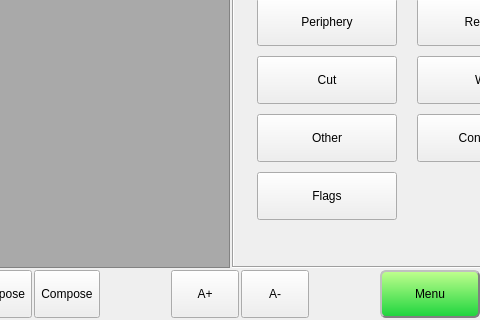
First picture: the form in hcinstruction/ichcinstructionpageframe.ui, repository dongdong-2009/3-5AxisRobot, before the edit; both pictures show x 252 to 732 and y 126 to 446 of the 836 by 446 pixel window.
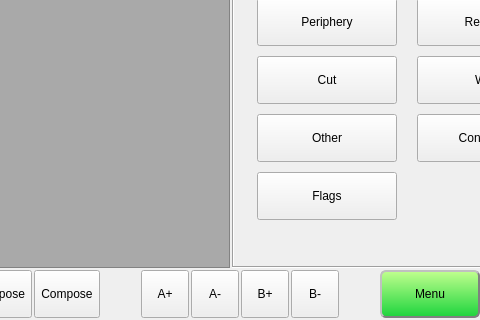
Second picture: the form after the edit. Icons and pictures are not drawn.

Patch:
```diff
--- a/hcinstruction/ichcinstructionpageframe.ui
+++ b/hcinstruction/ichcinstructionpageframe.ui
@@ -855,43 +855,6 @@
        </property>
       </spacer>
      </item>
-     <item>
-      <widget class="QToolButton" name="aPlusBtn">
-       <property name="sizePolicy">
-        <sizepolicy hsizetype="Preferred" vsizetype="Preferred">
-         <horstretch>0</horstretch>
-         <verstretch>0</verstretch>
-        </sizepolicy>
-       </property>
-       <property name="minimumSize">
-        <size>
-         <width>68</width>
-         <height>48</height>
-        </size>
-       </property>
-       <property name="maximumSize">
-        <size>
-         <width>16777215</width>
-         <height>48</height>
-        </size>
-       </property>
-       <property name="text">
-        <string>A+</string>
-       </property>
-       <property name="iconSize">
-        <size>
-         <width>32</width>
-         <height>32</height>
-        </size>
-       </property>
-       <property name="toolButtonStyle">
-        <enum>Qt::ToolButtonTextBesideIcon</enum>
-       </property>
-       <property name="arrowType">
-        <enum>Qt::NoArrow</enum>
-       </property>
-      </widget>
-     </item>
      <item>
       <widget class="QToolButton" name="aMinusBtn">
        <property name="sizePolicy">
@@ -902,7 +865,44 @@
        </property>
        <property name="minimumSize">
         <size>
-         <width>68</width>
+         <width>48</width>
+         <height>48</height>
+        </size>
+       </property>
+       <property name="maximumSize">
+        <size>
+         <width>16777215</width>
+         <height>48</height>
+        </size>
+       </property>
+       <property name="text">
+        <string>A+</string>
+       </property>
+       <property name="iconSize">
+        <size>
+         <width>32</width>
+         <height>32</height>
+        </size>
+       </property>
+       <property name="toolButtonStyle">
+        <enum>Qt::ToolButtonTextBesideIcon</enum>
+       </property>
+       <property name="arrowType">
+        <enum>Qt::NoArrow</enum>
+       </property>
+      </widget>
+     </item>
+     <item>
+      <widget class="QToolButton" name="aPlusBtn">
+       <property name="sizePolicy">
+        <sizepolicy hsizetype="Preferred" vsizetype="Preferred">
+         <horstretch>0</horstretch>
+         <verstretch>0</verstretch>
+        </sizepolicy>
+       </property>
+       <property name="minimumSize">
+        <size>
+         <width>48</width>
          <height>48</height>
         </size>
        </property>
@@ -929,6 +929,80 @@
        </property>
       </widget>
      </item>
+     <item>
+      <widget class="QToolButton" name="bPlusBtn">
+       <property name="sizePolicy">
+        <sizepolicy hsizetype="Preferred" vsizetype="Preferred">
+         <horstretch>0</horstretch>
+         <verstretch>0</verstretch>
+        </sizepolicy>
+       </property>
+       <property name="minimumSize">
+        <size>
+         <width>48</width>
+         <height>48</height>
+        </size>
+       </property>
+       <property name="maximumSize">
+        <size>
+         <width>16777215</width>
+         <height>48</height>
+        </size>
+       </property>
+       <property name="text">
+        <string>B+</string>
+       </property>
+       <property name="iconSize">
+        <size>
+         <width>32</width>
+         <height>32</height>
+        </size>
+       </property>
+       <property name="toolButtonStyle">
+        <enum>Qt::ToolButtonTextBesideIcon</enum>
+       </property>
+       <property name="arrowType">
+        <enum>Qt::NoArrow</enum>
+       </property>
+      </widget>
+     </item>
+     <item>
+      <widget class="QToolButton" name="bMinusBtn">
+       <property name="sizePolicy">
+        <sizepolicy hsizetype="Preferred" vsizetype="Preferred">
+         <horstretch>0</horstretch>
+         <verstretch>0</verstretch>
+        </sizepolicy>
+       </property>
+       <property name="minimumSize">
+        <size>
+         <width>48</width>
+         <height>48</height>
+        </size>
+       </property>
+       <property name="maximumSize">
+        <size>
+         <width>16777215</width>
+         <height>48</height>
+        </size>
+       </property>
+       <property name="text">
+        <string>B-</string>
+       </property>
+       <property name="iconSize">
+        <size>
+         <width>32</width>
+         <height>32</height>
+        </size>
+       </property>
+       <property name="toolButtonStyle">
+        <enum>Qt::ToolButtonTextBesideIcon</enum>
+       </property>
+       <property name="arrowType">
+        <enum>Qt::NoArrow</enum>
+       </property>
+      </widget>
+     </item>
      <item>
       <spacer name="horizontalSpacer_5">
        <property name="orientation">
```
